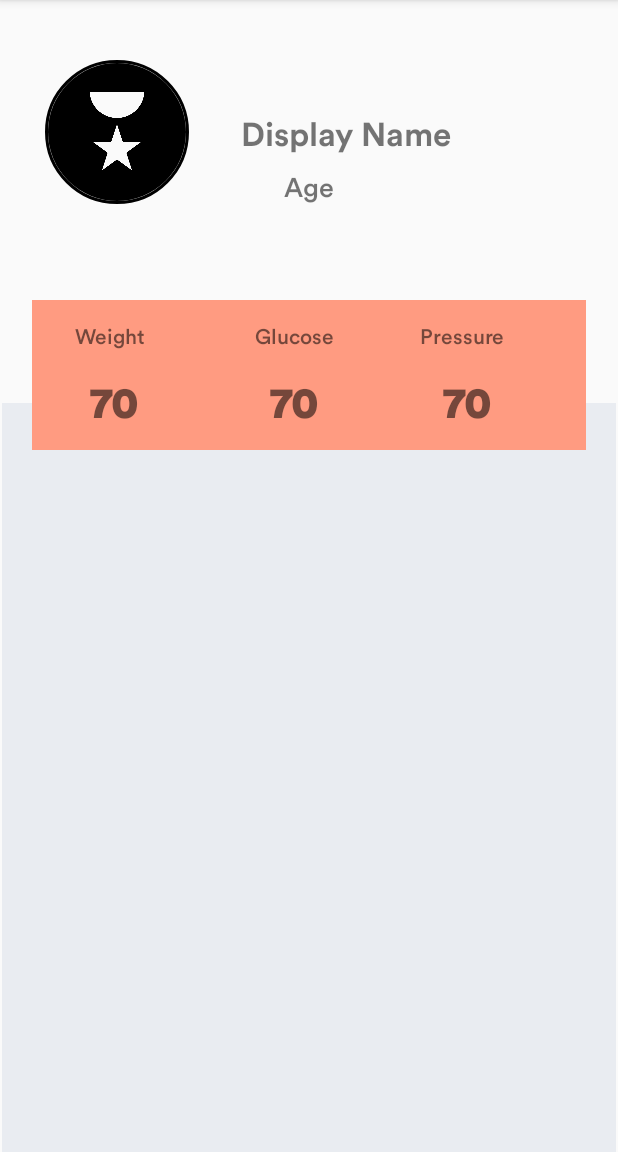
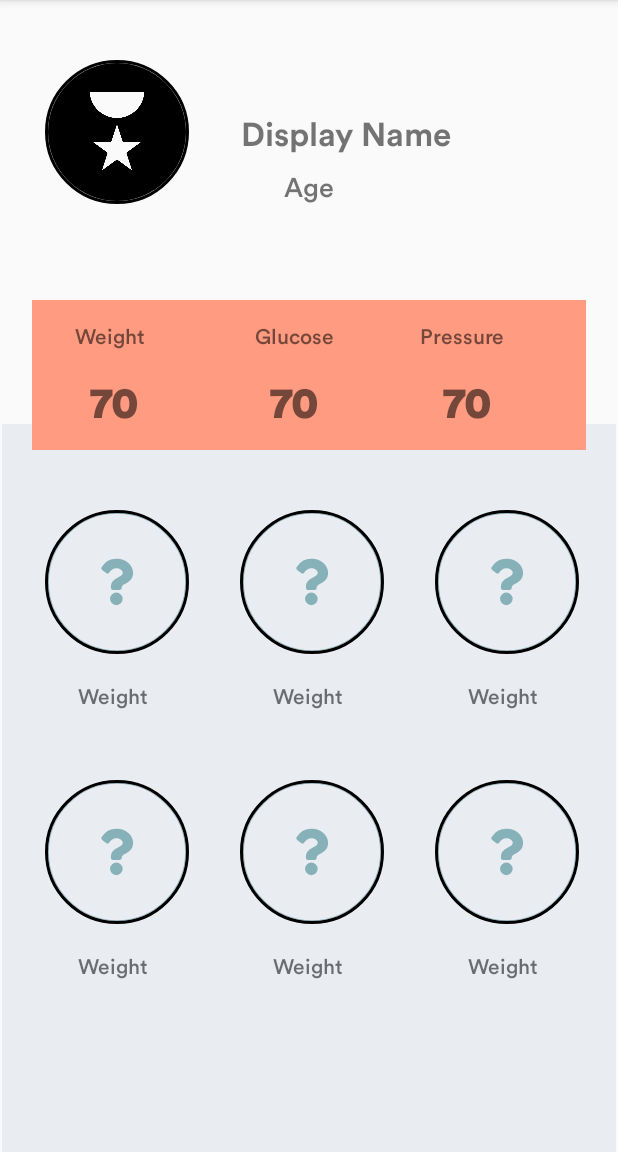
Before and after one commit to isilaen/COVIDAvengers, an Android app: the ProfileActivity screen opened directly, with no data from a screen before it, on a phone screen of 412 x 824 dp, the part 84-1236 px from its top. Run offline under Robolectric (Android 15) with nearby library versions, the phone set to English and light mode, and no system bars; our stand-ins replace CircleImageView.

Commit message:
base profile branch with initial layouts Added TextViews, Image Views and ScrollView with base layout constraints

```diff
--- /dev/null
+++ b/app/src/main/res/drawable/incomplete.xml
@@ -0,0 +1,14 @@
+<vector xmlns:android="http://schemas.android.com/apk/res/android"
+    android:width="112dp"
+    android:height="112dp"
+    android:viewportWidth="112"
+    android:viewportHeight="112">
+  <path
+      android:pathData="M56,56m-54.5,0a54.5,54.5 0,1 1,109 0a54.5,54.5 0,1 1,-109 0"
+      android:strokeWidth="3"
+      android:fillColor="#00000000"
+      android:strokeColor="#86b1b8"/>
+  <path
+      android:pathData="M56.2,38A13.623,13.623 0,0 0,44.1 44.4a1.689,1.689 0,0 0,0.364 2.311l3.033,2.3a1.687,1.687 0,0 0,2.338 -0.292C51.6,46.513 52.906,45.243 55.658,45.243c2.163,0 4.839,1.392 4.839,3.49 0,1.586 -1.309,2.4 -3.445,3.6 -2.491,1.4 -5.787,3.134 -5.787,7.482L51.265,60.5a1.687,1.687 0,0 0,1.687 1.688h5.1A1.687,1.687 0,0 0,59.735 60.5v-0.406c0,-3.014 8.808,-3.139 8.808,-11.294C68.543,42.659 62.173,38 56.2,38ZM55.5,64.259a4.871,4.871 0,1 0,4.871 4.871A4.876,4.876 0,0 0,55.5 64.259Z"
+      android:fillColor="#86b1b8"/>
+</vector>
--- a/app/src/main/res/layout/activity_profile.xml
+++ b/app/src/main/res/layout/activity_profile.xml
@@ -6,26 +6,64 @@
     android:layout_height="match_parent"
     tools:context=".ProfileActivity">
 
-    <ScrollView
-        android:id="@+id/scrollView2"
+    <ImageView
+        android:id="@+id/fragmentBackground"
         android:layout_width="409dp"
-        android:layout_height="550dp"
+        android:layout_height="485dp"
         android:layout_marginStart="1dp"
-        android:layout_marginTop="19dp"
         android:layout_marginEnd="1dp"
         android:background="#E9ECF1"
         app:layout_constraintBottom_toBottomOf="parent"
         app:layout_constraintEnd_toEndOf="parent"
+        app:layout_constraintStart_toStartOf="parent" />
+
+    <TextView
+        android:id="@+id/achievement4Text"
+        android:layout_width="wrap_content"
+        android:layout_height="wrap_content"
+        android:layout_marginStart="52dp"
+        android:layout_marginTop="635dp"
+        android:fontFamily="@font/fonts"
+        android:text="Weight"
+        android:textFontWeight="500"
         app:layout_constraintStart_toStartOf="parent"
-        app:layout_constraintTop_toBottomOf="@+id/imageView2">
+        app:layout_constraintTop_toTopOf="parent" />
 
-        <LinearLayout
-            android:layout_width="match_parent"
-            android:layout_height="wrap_content"
-            android:orientation="vertical">
+    <TextView
+        android:id="@+id/achievement5Text"
+        android:layout_width="wrap_content"
+        android:layout_height="wrap_content"
+        android:layout_marginStart="182dp"
+        android:layout_marginTop="635dp"
+        android:fontFamily="@font/fonts"
+        android:text="Weight"
+        android:textFontWeight="500"
+        app:layout_constraintStart_toStartOf="parent"
+        app:layout_constraintTop_toTopOf="parent" />
 
-        </LinearLayout>
-    </ScrollView>
+    <TextView
+        android:id="@+id/achievement6Text"
+        android:layout_width="wrap_content"
+        android:layout_height="wrap_content"
+        android:layout_marginStart="312dp"
+        android:layout_marginTop="635dp"
+        android:fontFamily="@font/fonts"
+        android:text="Weight"
+        android:textFontWeight="500"
+        app:layout_constraintStart_toStartOf="parent"
+        app:layout_constraintTop_toTopOf="parent" />
+
+    <TextView
+        android:id="@+id/achievement3Text"
+        android:layout_width="wrap_content"
+        android:layout_height="wrap_content"
+        android:layout_marginStart="312dp"
+        android:layout_marginTop="455dp"
+        android:fontFamily="@font/fonts"
+        android:text="Weight"
+        android:textFontWeight="500"
+        app:layout_constraintStart_toStartOf="parent"
+        app:layout_constraintTop_toTopOf="parent" />
 
     <ImageView
         android:id="@+id/imageView2"
@@ -114,6 +152,30 @@
         app:layout_constraintTop_toTopOf="parent" />
 
     <TextView
+        android:id="@+id/achievement1Text"
+        android:layout_width="wrap_content"
+        android:layout_height="wrap_content"
+        android:layout_marginStart="52dp"
+        android:layout_marginTop="455dp"
+        android:fontFamily="@font/fonts"
+        android:text="Weight"
+        android:textFontWeight="500"
+        app:layout_constraintStart_toStartOf="parent"
+        app:layout_constraintTop_toTopOf="parent" />
+
+    <TextView
+        android:id="@+id/achievement2Text"
+        android:layout_width="wrap_content"
+        android:layout_height="wrap_content"
+        android:layout_marginStart="182dp"
+        android:layout_marginTop="455dp"
+        android:fontFamily="@font/fonts"
+        android:text="Weight"
+        android:textFontWeight="500"
+        app:layout_constraintStart_toStartOf="parent"
+        app:layout_constraintTop_toTopOf="parent" />
+
+    <TextView
         android:id="@+id/ageText"
         android:layout_width="wrap_content"
         android:layout_height="wrap_content"
@@ -152,5 +214,77 @@
         app:layout_constraintStart_toStartOf="parent"
         app:layout_constraintTop_toTopOf="parent" />
 
+    <de.hdodenhof.circleimageview.CircleImageView
+        android:id="@+id/achievement_1"
+        android:layout_width="96dp"
+        android:layout_height="96dp"
+        android:layout_marginStart="30dp"
+        android:layout_marginTop="340dp"
+        android:src="@drawable/incomplete"
+        app:civ_border_color="#FF000000"
+        app:civ_border_width="2dp"
+        app:layout_constraintStart_toStartOf="parent"
+        app:layout_constraintTop_toTopOf="parent" />
+
+    <de.hdodenhof.circleimageview.CircleImageView
+        android:id="@+id/achievement_2"
+        android:layout_width="96dp"
+        android:layout_height="96dp"
+        android:layout_marginStart="160dp"
+        android:layout_marginTop="340dp"
+        android:src="@drawable/incomplete"
+        app:civ_border_color="#FF000000"
+        app:civ_border_width="2dp"
+        app:layout_constraintStart_toStartOf="parent"
+        app:layout_constraintTop_toTopOf="parent" />
+
+    <de.hdodenhof.circleimageview.CircleImageView
+        android:id="@+id/achievement_3"
+        android:layout_width="96dp"
+        android:layout_height="96dp"
+        android:layout_marginStart="290dp"
+        android:layout_marginTop="340dp"
+        android:src="@drawable/incomplete"
+        app:civ_border_color="#FF000000"
+        app:civ_border_width="2dp"
+        app:layout_constraintStart_toStartOf="parent"
+        app:layout_constraintTop_toTopOf="parent" />
+
+    <de.hdodenhof.circleimageview.CircleImageView
+        android:id="@+id/achievement_4"
+        android:layout_width="96dp"
+        android:layout_height="96dp"
+        android:layout_marginStart="30dp"
+        android:layout_marginTop="520dp"
+        android:src="@drawable/incomplete"
+        app:civ_border_color="#FF000000"
+        app:civ_border_width="2dp"
+        app:layout_constraintStart_toStartOf="parent"
+        app:layout_constraintTop_toTopOf="parent" />
+
+    <de.hdodenhof.circleimageview.CircleImageView
+        android:id="@+id/achievement_5"
+        android:layout_width="96dp"
+        android:layout_height="96dp"
+        android:layout_marginStart="160dp"
+        android:layout_marginTop="520dp"
+        android:src="@drawable/incomplete"
+        app:civ_border_color="#FF000000"
+        app:civ_border_width="2dp"
+        app:layout_constraintStart_toStartOf="parent"
+        app:layout_constraintTop_toTopOf="parent" />
+
+    <de.hdodenhof.circleimageview.CircleImageView
+        android:id="@+id/achievement_6"
+        android:layout_width="96dp"
+        android:layout_height="96dp"
+        android:layout_marginStart="290dp"
+        android:layout_marginTop="520dp"
+        android:src="@drawable/incomplete"
+        app:civ_border_color="#FF000000"
+        app:civ_border_width="2dp"
+        app:layout_constraintStart_toStartOf="parent"
+        app:layout_constraintTop_toTopOf="parent" />
+
 
 </androidx.constraintlayout.widget.ConstraintLayout>
```
